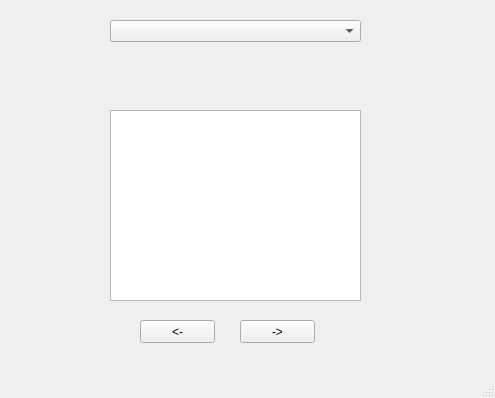
cyanidesayonara/monitorimittari, file ui.ui: the form before one commit.
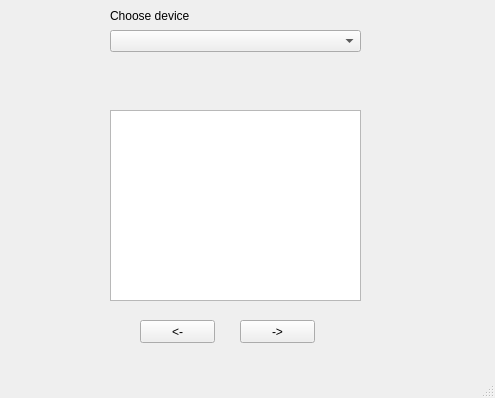
The form after the commit.

What changed in the file:
```diff
--- a/ui.ui
+++ b/ui.ui
@@ -54,7 +54,7 @@
     <property name="geometry">
      <rect>
       <x>110</x>
-      <y>20</y>
+      <y>30</y>
       <width>251</width>
       <height>22</height>
      </rect>
@@ -76,6 +76,19 @@
      <set>Qt::AlignCenter</set>
     </property>
    </widget>
+   <widget class="QLabel" name="deviceBoxLabel">
+    <property name="geometry">
+     <rect>
+      <x>110</x>
+      <y>6</y>
+      <width>91</width>
+      <height>20</height>
+     </rect>
+    </property>
+    <property name="text">
+     <string>Choose device</string>
+    </property>
+   </widget>
   </widget>
   <widget class="QMenuBar" name="menubar">
    <property name="geometry">
```
